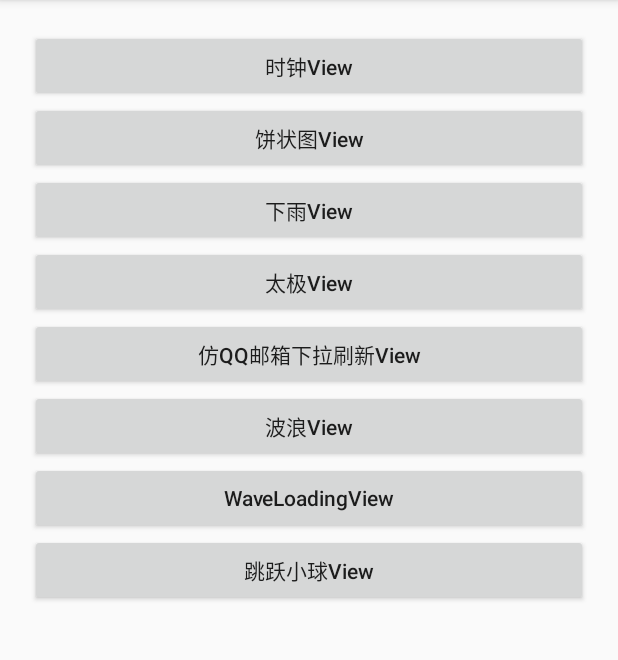
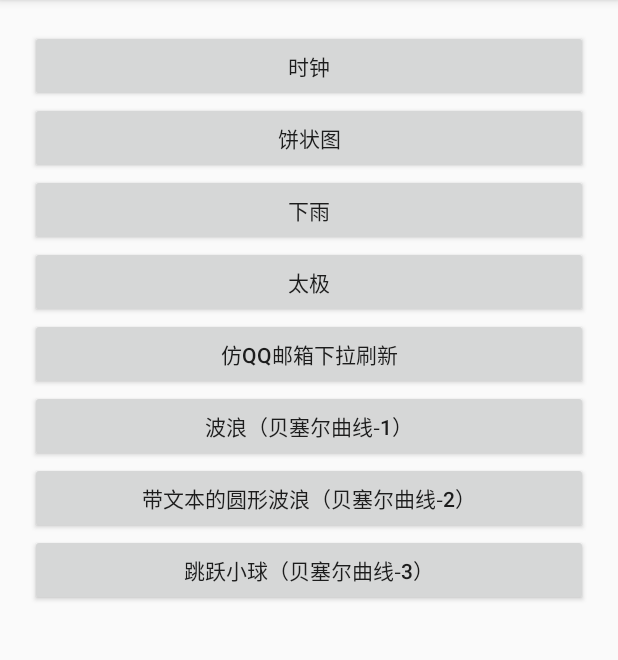
Before and after one commit to qinFamily/CustomView, an Android app: the screen it shows after launch (MainActivity), on a phone screen of 412 x 824 dp, the part 84-744 px from its top. Run offline under Robolectric (Android 15) with nearby library versions, the phone set to English and light mode, and no system bars.

Commit message:
页面优化

```diff
--- a/app/src/main/res/layout/activity_main.xml
+++ b/app/src/main/res/layout/activity_main.xml
@@ -1,66 +1,72 @@
 <?xml version="1.0" encoding="utf-8"?>
-<LinearLayout xmlns:android="http://schemas.android.com/apk/res/android"
+<ScrollView xmlns:android="http://schemas.android.com/apk/res/android"
     xmlns:tools="http://schemas.android.com/tools"
     android:layout_width="match_parent"
     android:layout_height="match_parent"
+    tools:context=".MainActivity">
+
+    <LinearLayout
+        android:layout_width="match_parent"
+        android:layout_height="wrap_content"
         android:layout_margin="20dp"
-    android:orientation="vertical"
-    tools:context=".MainActivity">
+        android:orientation="vertical">
 
         <Button
             android:layout_width="match_parent"
             android:layout_height="wrap_content"
             android:onClick="startClockActivity"
-        android:text="时钟View"
+            android:text="时钟"
             android:textAllCaps="false" />
 
         <Button
             android:layout_width="match_parent"
             android:layout_height="wrap_content"
             android:onClick="startPercentageViewActivity"
-        android:text="饼状图View"
+            android:text="饼状图"
             android:textAllCaps="false" />
 
         <Button
             android:layout_width="match_parent"
             android:layout_height="wrap_content"
             android:onClick="startRainViewActivity"
-        android:text="下雨View"
+            android:text="下雨"
             android:textAllCaps="false" />
 
         <Button
             android:layout_width="match_parent"
             android:layout_height="wrap_content"
             android:onClick="startTaiJiViewActivity"
-        android:text="太极View"
+            android:text="太极"
             android:textAllCaps="false" />
 
         <Button
             android:layout_width="match_parent"
             android:layout_height="wrap_content"
             android:onClick="startCircleRefreshViewActivity"
-        android:text="仿QQ邮箱下拉刷新View"
+            android:text="仿QQ邮箱下拉刷新"
             android:textAllCaps="false" />
 
         <Button
             android:layout_width="match_parent"
             android:layout_height="wrap_content"
             android:onClick="startWaveViewActivity"
-        android:text="波浪View"
+            android:text="波浪（贝塞尔曲线-1）"
             android:textAllCaps="false" />
 
         <Button
             android:layout_width="match_parent"
             android:layout_height="wrap_content"
             android:onClick="startWaveLoadingViewActivity"
-        android:text="WaveLoadingView"
+            android:text="带文本的圆形波浪（贝塞尔曲线-2）"
             android:textAllCaps="false" />
 
         <Button
             android:layout_width="match_parent"
             android:layout_height="wrap_content"
             android:onClick="startPointBeatViewActivity"
-        android:text="跳跃小球View"
+            android:text="跳跃小球（贝塞尔曲线-3）"
             android:textAllCaps="false" />
 
     </LinearLayout>
+
+</ScrollView>
```
Also changed, not shown: app/src/main/res/layout/activity_wave_loading_view.xml (+12 -6 lines). Lines whose indentation alone changed are shown as unchanged.
